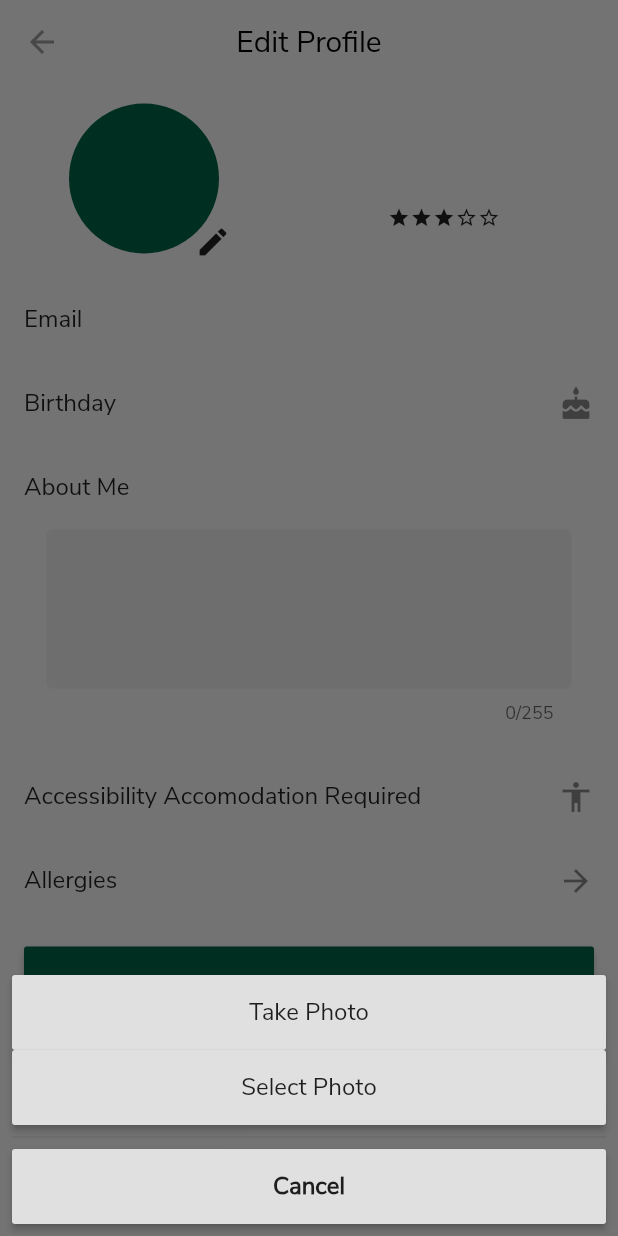
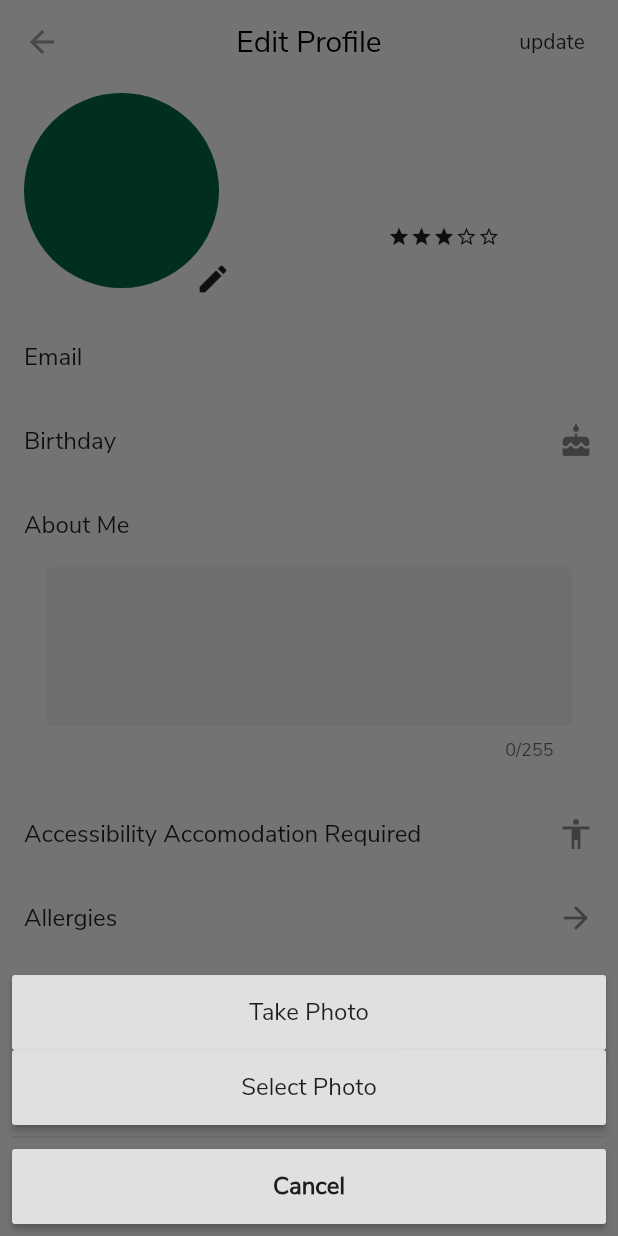
Before and after one commit to baileysp/humanaty, a Flutter app: the Profile screen opened directly with empty values, after a tap on the "edit" icon, on a phone screen of 412 x 824 dp. Run offline on Flutter 3.47's test engine with Material 2 defaults, Android fonts, the phone set to English and light mode, and no system bars; our stand-ins replace cloud_firestore, firebase_auth, firebase_storage, flutter_datetime_picker, flutter_spinkit, google_maps_flutter and 3 more; missing offline and left inert: enum_to_string, loader_search_bar, simple_image_crop; accounts and stored records are empty; network calls fail.

Commit message:
Profile Screen edits
fixed error where backing out of crop screen tried to display a null value,
cleaned up the crop UI
profile picture now changes dynamically on all screens (added stream builder to profile page)

TODO: consider moving stream builder for app drawer to home page to complete in background. Would reduce time where green circle shows instread of avatar

```diff
--- a/lib/main.dart
+++ b/lib/main.dart
@@ -12,8 +12,8 @@ void main() {
   Logger.level = Level.verbose;
   SystemChrome.setSystemUIOverlayStyle(
     SystemUiOverlayStyle(
-      statusBarColor: Colors.transparent, //top bar color
-      statusBarIconBrightness: Brightness.light, //top bar icons
+      //statusBarColor: Colors.transparent, //top bar color
+      //statusBarIconBrightness: Brightness.dark, //top bar icons
       //systemNavigationBarColor: Colors.white, //bottom bar color
       //systemNavigationBarIconBrightness: Brightness.dark, //bottom bar icons
     ));
--- a/lib/routes/login/login.dart
+++ b/lib/routes/login/login.dart
@@ -141,9 +141,8 @@ class _LoginPageState extends State<LoginPage> {
               }
             }
           },
-          child: Text(
-              user.status == Status.Authenticating ? 'Logging In' : 'Login',
-              style: TextStyle(color: Colors.white, fontSize: 16.0))),
+          child: Text(user.status == Status.Authenticating ? 'Logging In' : 'Login',
+            style: TextStyle(color: Colors.white, fontSize: 16.0))),
     );
   }
 
--- a/lib/routes/profile/allergy.dart
+++ b/lib/routes/profile/allergy.dart
@@ -38,5 +38,5 @@ Widget updateAllergiesBtn(BuildContext context, AuthService auth, Map userAllerg
     onPressed: () async {
       await DatabaseService(uid: auth.user.uid).updateAllergyData(userAllergies);
       Navigator.of(context).pop();},
-    child: Text('update', style: TextStyle(color: Colors.black, fontWeight: FontWeight.w600)));
+    child: Text('update', style: TextStyle(color: Colors.black)));
 }
--- a/lib/routes/profile/profile.dart
+++ b/lib/routes/profile/profile.dart
@@ -11,8 +11,8 @@ import 'package:humanaty/common/design.dart';
 import 'package:humanaty/routes/_router.dart';
 
 class Profile extends StatefulWidget {
-  final UserData userData;
-  const Profile({Key key, this.userData}) : super(key: key);
+  final UserData prevUserData;
+  const Profile({Key key, this.prevUserData}) : super(key: key);
 
   @override
   ProfileState createState() => ProfileState();
@@ -33,7 +33,13 @@ class ProfileState extends State<Profile> {
   @override
   Widget build(BuildContext context) {
     final _auth = Provider.of<AuthService>(context);
-    return profile(context, _auth, widget.userData);
+
+    return StreamBuilder<UserData>(
+      stream: DatabaseService(uid: _auth.user.uid).userData,
+      builder: (context, snapshot) {
+        UserData userData = (snapshot.hasData) ? snapshot.data : widget.prevUserData;
+        return profile(context, _auth, userData);
+      });
   }
 
   Widget profile(BuildContext context, AuthService _auth, UserData userData) {
@@ -66,22 +72,26 @@ class ProfileState extends State<Profile> {
   }
 
   Widget header(UserData userData) {
+    print(userData.photoUrl);
     return Padding(
       padding: const EdgeInsets.only(right: 16, left: 16),
       child: Row(
         mainAxisAlignment: MainAxisAlignment.spaceBetween,
         children: <Widget>[
-          SizedBox(width: 150, height: 125,
+          SizedBox(width: 150, height: 150,
             child: Stack(
               alignment: Alignment.bottomRight,
               //crossAxisAlignment: CrossAxisAlignment.end,
                 children: <Widget>[
                   Padding(
                     padding: const EdgeInsets.only(right: 20.0, bottom: 16),
-                    child: CircleAvatar(
-                      radius: 50,
-                      backgroundImage: NetworkImage(userData.photoUrl),
-                      backgroundColor: Pallete.humanGreen,
+                    child: Hero(
+                      tag : 'avatar',
+                      child: CircleAvatar(
+                        radius: 70,
+                        backgroundImage: NetworkImage(userData.photoUrl),
+                        backgroundColor: Pallete.humanGreen,
+                      ),
                     ),
                   ),
                   IconButton(
@@ -137,7 +147,7 @@ class ProfileState extends State<Profile> {
     return ListTile(
       title: Text('Email'),
       trailing: SizedBox(
-        width: 200,
+        width: 300,
         child: TextFormField(
           controller: _emailController,
           focusNode: _emailFocus,
@@ -232,9 +242,10 @@ class ProfileState extends State<Profile> {
   }
 
   Widget updateProfileAppBar(BuildContext context, AuthService _auth, UserData userData) {
-    return SizedBox();
     return FlatButton(
-      onPressed: () async => updateProfileFunc(context, _auth, userData),
+      onPressed: () {
+        Navigator.pop(context);
+        updateProfileFunc(context, _auth, userData);},
       child: Text('update',
         style: TextStyle(color: Colors.black87),
       ));
--- a/lib/services/auth.dart
+++ b/lib/services/auth.dart
@@ -145,7 +145,6 @@ class AuthService with ChangeNotifier {
       _status = firebaseUser.isAnonymous ? Status.Anon : Status.Authenticated;
       log.d('Logging in $_user');
     }
-    //log.d('Updating status to: $_status');
     notifyListeners();
   }
 
--- a/lib/services/database.dart
+++ b/lib/services/database.dart
@@ -1,7 +1,9 @@
 import 'package:cloud_firestore/cloud_firestore.dart';
 import 'package:humanaty/models/user.dart';
+import 'package:humanaty/util/logger.dart';
 
 class DatabaseService{
+  final log = getLogger('DatabaseService');
   final String uid;
   DatabaseService({this.uid});
 
```
Also changed, not shown: lib/common/widgets/drawer/humanatyDrawer.dart (+8 -4 lines), lib/routes/profile/imageEdit.dart (+30 -9 lines), lib/routes/profile/imageOptions.dart (+8 -12 lines), lib/services/uploader.dart (+5 -2 lines).
